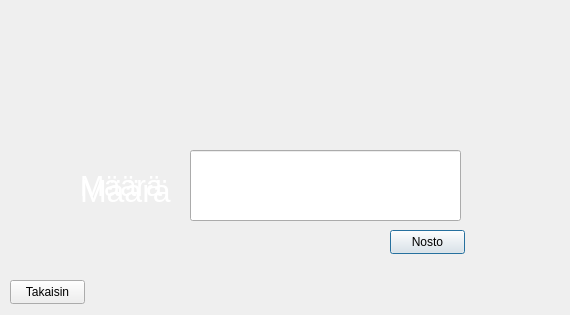
Above: frontend/withdrawwindow.ui from 22kmo-project/group_3 before the change. Below: the same form after it.
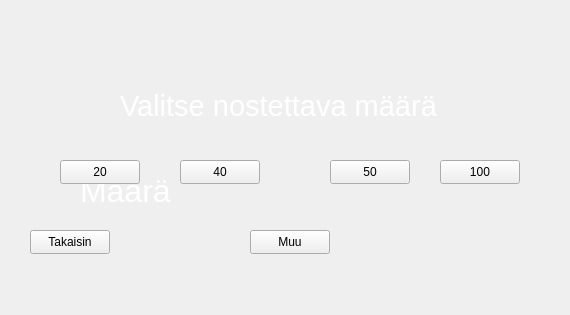
That is the form after the change. The open tabs and pages were chosen to show the change. Icons and pictures are not drawn.

Commit message: Add pre-set withdraw amount button

```diff
--- a/frontend/withdrawwindow.ui
+++ b/frontend/withdrawwindow.ui
@@ -219,6 +219,167 @@
      </property>
     </widget>
    </widget>
+   <widget class="QWidget" name="nosto">
+    <widget class="QLabel" name="label_7">
+     <property name="geometry">
+      <rect>
+       <x>120</x>
+       <y>90</y>
+       <width>321</width>
+       <height>31</height>
+      </rect>
+     </property>
+     <property name="font">
+      <font>
+       <pointsize>22</pointsize>
+      </font>
+     </property>
+     <property name="text">
+      <string>Valitse nostettava määrä</string>
+     </property>
+    </widget>
+    <widget class="QLabel" name="label_2">
+     <property name="geometry">
+      <rect>
+       <x>0</x>
+       <y>0</y>
+       <width>571</width>
+       <height>91</height>
+      </rect>
+     </property>
+     <property name="styleSheet">
+      <string notr="true">image: url(:/images/otti2.png);</string>
+     </property>
+     <property name="text">
+      <string/>
+     </property>
+    </widget>
+    <widget class="QLabel" name="label_8">
+     <property name="geometry">
+      <rect>
+       <x>0</x>
+       <y>81</y>
+       <width>571</width>
+       <height>241</height>
+      </rect>
+     </property>
+     <property name="styleSheet">
+      <string notr="true">image: url(:/images/default.png);</string>
+     </property>
+     <property name="text">
+      <string/>
+     </property>
+    </widget>
+    <widget class="QPushButton" name="pushButton_2">
+     <property name="geometry">
+      <rect>
+       <x>60</x>
+       <y>160</y>
+       <width>80</width>
+       <height>24</height>
+      </rect>
+     </property>
+     <property name="text">
+      <string>20</string>
+     </property>
+    </widget>
+    <widget class="QPushButton" name="pushButton_3">
+     <property name="geometry">
+      <rect>
+       <x>180</x>
+       <y>160</y>
+       <width>80</width>
+       <height>24</height>
+      </rect>
+     </property>
+     <property name="text">
+      <string>40</string>
+     </property>
+    </widget>
+    <widget class="QPushButton" name="pushButton_4">
+     <property name="geometry">
+      <rect>
+       <x>330</x>
+       <y>160</y>
+       <width>80</width>
+       <height>24</height>
+      </rect>
+     </property>
+     <property name="text">
+      <string>50</string>
+     </property>
+    </widget>
+    <widget class="QPushButton" name="pushButton_5">
+     <property name="geometry">
+      <rect>
+       <x>440</x>
+       <y>160</y>
+       <width>80</width>
+       <height>24</height>
+      </rect>
+     </property>
+     <property name="text">
+      <string>100</string>
+     </property>
+    </widget>
+    <widget class="QPushButton" name="pushButton_6">
+     <property name="geometry">
+      <rect>
+       <x>250</x>
+       <y>230</y>
+       <width>80</width>
+       <height>24</height>
+      </rect>
+     </property>
+     <property name="text">
+      <string>Muu</string>
+     </property>
+    </widget>
+    <widget class="QLabel" name="infoLabel2">
+     <property name="geometry">
+      <rect>
+       <x>20</x>
+       <y>270</y>
+       <width>531</width>
+       <height>31</height>
+      </rect>
+     </property>
+     <property name="font">
+      <font>
+       <pointsize>22</pointsize>
+      </font>
+     </property>
+     <property name="text">
+      <string/>
+     </property>
+     <property name="alignment">
+      <set>Qt::AlignCenter</set>
+     </property>
+    </widget>
+    <widget class="QPushButton" name="pushButton_7">
+     <property name="geometry">
+      <rect>
+       <x>30</x>
+       <y>230</y>
+       <width>80</width>
+       <height>24</height>
+      </rect>
+     </property>
+     <property name="text">
+      <string>Takaisin</string>
+     </property>
+    </widget>
+    <zorder>label_2</zorder>
+    <zorder>label_8</zorder>
+    <zorder>label_7</zorder>
+    <zorder>pushButton_2</zorder>
+    <zorder>pushButton_3</zorder>
+    <zorder>pushButton_4</zorder>
+    <zorder>pushButton_5</zorder>
+    <zorder>pushButton_6</zorder>
+    <zorder>infoLabel2</zorder>
+    <zorder>pushButton_7</zorder>
+   </widget>
   </widget>
  </widget>
  <resources/>
```
The commit also changes 2 other files.
